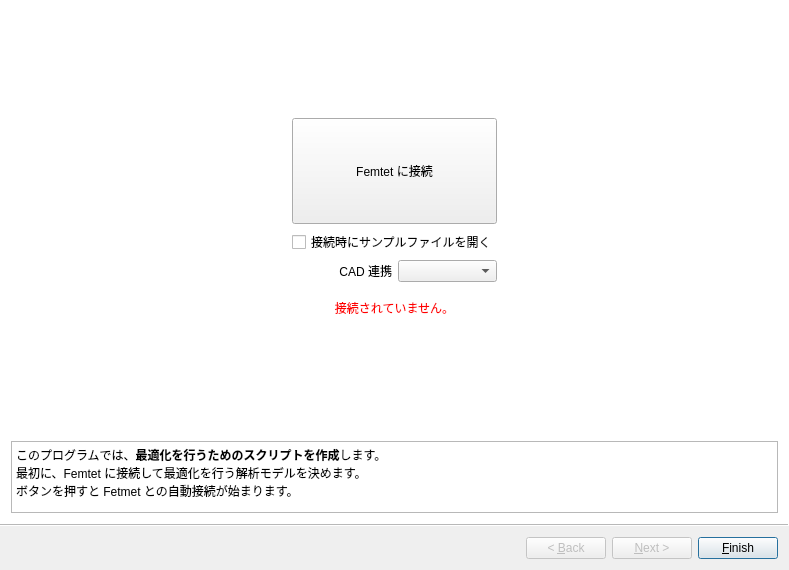
Before: the Qt Designer form pyfemtet_opt_gui/ui/Wizard_main.ui in pyfemtet/pyfemtet-opt-gui, drawn with Qt 5.
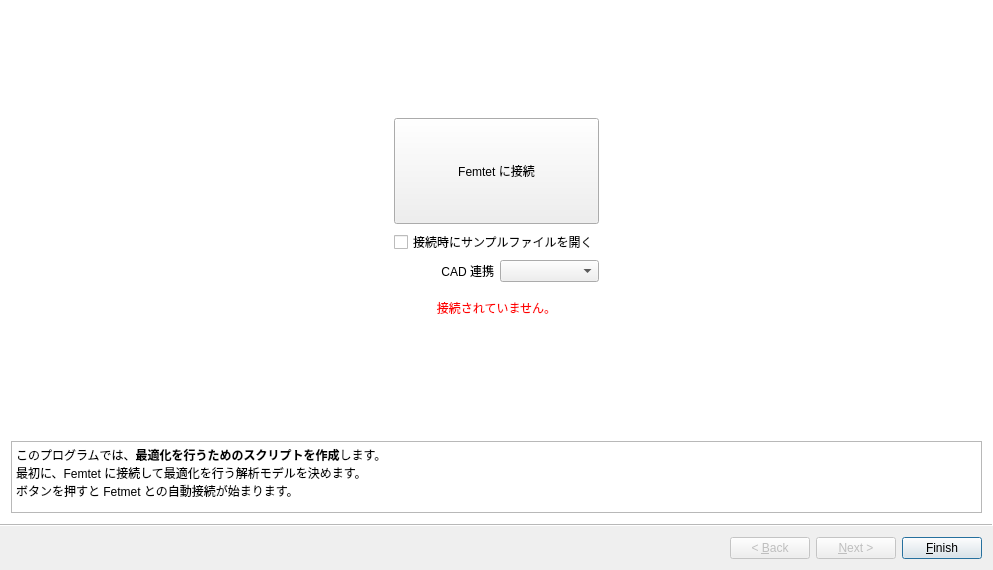
After: the same form once the commit is applied.

```diff
--- a/pyfemtet_opt_gui/ui/Wizard_main.ui
+++ b/pyfemtet_opt_gui/ui/Wizard_main.ui
@@ -6,7 +6,7 @@
    <rect>
     <x>0</x>
     <y>0</y>
-    <width>789</width>
+    <width>993</width>
     <height>570</height>
    </rect>
   </property>
```
